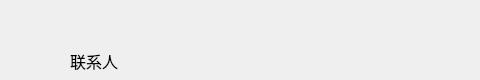
First picture: the form in contact/ContactBriefWidget.ui, repository HcashOrg/hx-indicator, before the edit; both pictures show x 0 to 480 and y 0 to 80 of the 770 by 80 pixel window.
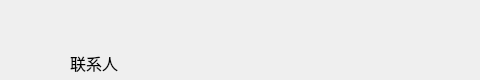
Second picture: the form after the edit.

What changed in the file:
```diff
--- a/contact/ContactBriefWidget.ui
+++ b/contact/ContactBriefWidget.ui
@@ -18,8 +18,8 @@
     <rect>
      <x>70</x>
      <y>50</y>
-     <width>91</width>
-     <height>22</height>
+     <width>200</width>
+     <height>26</height>
     </rect>
    </property>
    <property name="font">
```
